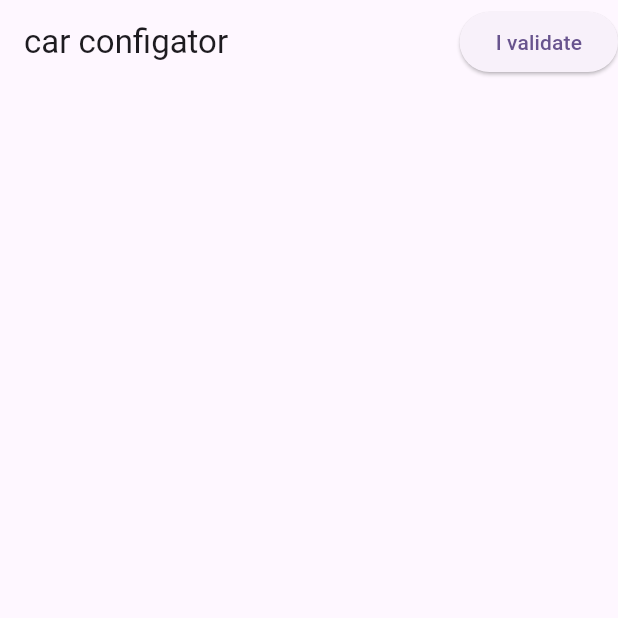
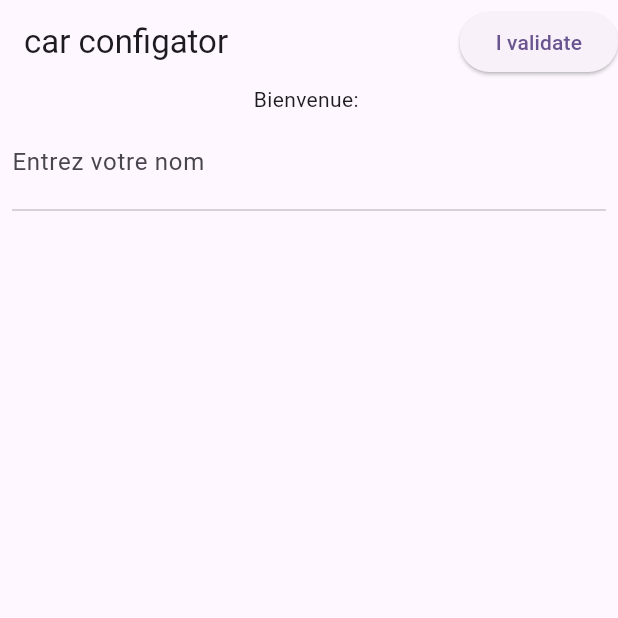
Before and after one commit to KaserekaKighunda/my_ideal_car, a Flutter app: the screen it shows after launch, on a phone screen of 412 x 824 dp, the top half of it. Run offline on Flutter 3.47's test engine with Material 3 defaults, Android fonts, the light colour scheme and no system bars.

Commit message:
creation of function _interaciveWidget and call in textField

```diff
--- a/lib/car_selector_page.dart
+++ b/lib/car_selector_page.dart
@@ -9,6 +9,31 @@ class CarSelectorPage extends StatefulWidget {
 }
 
 class _CarSelecorPageState extends State<CarSelectorPage> {
+  String _firstName = "";
+
+  Padding _interactiveWidget(
+      {required List<Widget> children, bool isRow = false}) {
+    return Padding(
+      padding: EdgeInsets.all(8),
+      child: Column(
+        children: [
+          (isRow)
+              ? Row(
+                  mainAxisAlignment: MainAxisAlignment.spaceBetween,
+                  children: children,
+                )
+              : Column(
+                  mainAxisSize: MainAxisSize.max,
+                  mainAxisAlignment: MainAxisAlignment.spaceBetween,
+                  crossAxisAlignment: CrossAxisAlignment.start,
+                  children: children,
+                ),
+          Divider()
+        ],
+      ),
+    );
+  }
+
   @override
   Widget build(BuildContext context) {
     return Scaffold(
@@ -21,7 +46,26 @@ class _CarSelecorPageState extends State<CarSelectorPage> {
           )
         ],
       ),
-      body: SingleChildScrollView(),
+      body: SingleChildScrollView(
+        child: Column(
+          children: [
+            Text("Bienvenue: $_firstName"),
+            _interactiveWidget(
+              children: [
+                TextField(
+                  decoration: InputDecoration(
+                      border: InputBorder.none, hintText: "Entrez votre nom"),
+                  onSubmitted: (newValue) {
+                    setState(() {
+                      _firstName = newValue;
+                    });
+                  },
+                )
+              ],
+            ),
+          ],
+        ),
+      ),
     );
   }
 }
```
